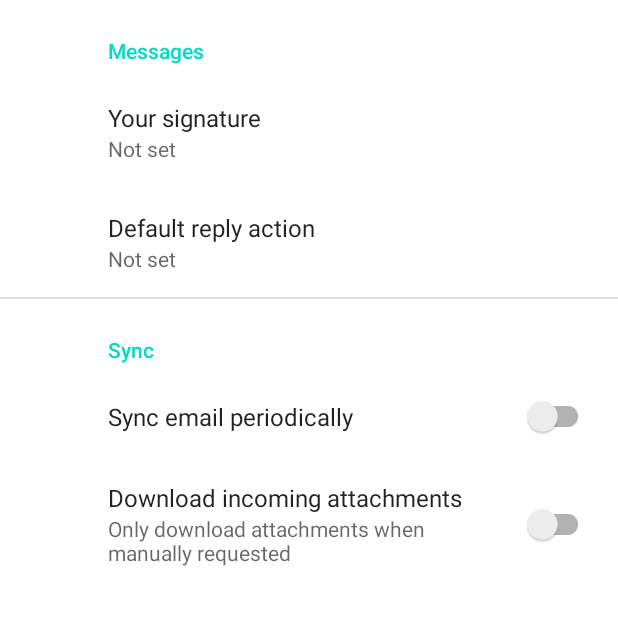
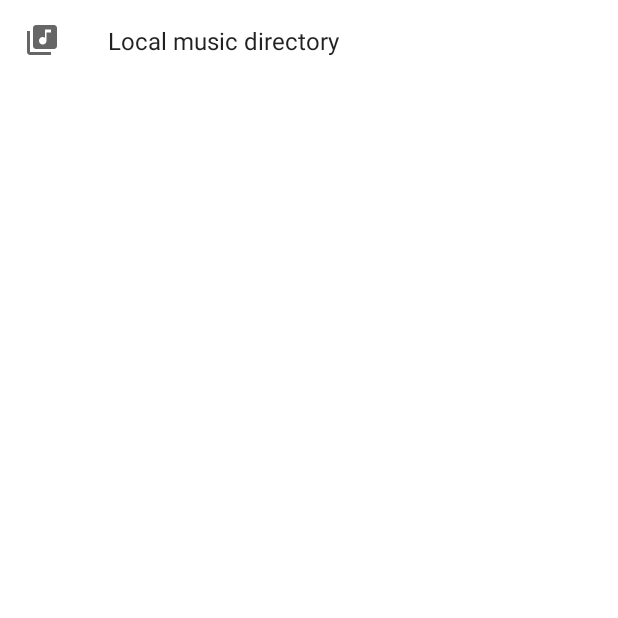
Before and after one commit to 42LoCo42/chibimo, an Android app: the SettingsActivity screen opened directly, with no data from a screen before it, on a phone screen of 412 x 824 dp, the top half of it. Run offline under Robolectric (Android 15) with nearby library versions, the phone set to English and light mode, and no system bars; our stand-ins replace androidx.preference.

Commit message:
Add music library preference

```diff
--- a/app/src/main/java/forty/two/chibimo/SettingsActivity.kt
+++ b/app/src/main/java/forty/two/chibimo/SettingsActivity.kt
@@ -1,11 +1,14 @@
 package forty.two.chibimo
 
+import android.net.Uri
 import android.os.Bundle
+import androidx.activity.result.contract.ActivityResultContracts.GetContent
+import androidx.activity.result.contract.ActivityResultContracts.OpenDocumentTree
 import androidx.appcompat.app.AppCompatActivity
+import androidx.preference.Preference
 import androidx.preference.PreferenceFragmentCompat
 
 class SettingsActivity: AppCompatActivity() {
-
 	override fun onCreate(savedInstanceState: Bundle?) {
 		super.onCreate(savedInstanceState)
 		setContentView(R.layout.settings_activity)
@@ -19,8 +22,17 @@ class SettingsActivity: AppCompatActivity() {
 	}
 
 	class SettingsFragment: PreferenceFragmentCompat() {
+		private val fileSelector = registerForActivityResult(OpenDocumentTree()) {
+			println(it)
+			preferenceManager.sharedPreferences?.edit()?.putString("musicDirectory", it.toString())
+		}
+
 		override fun onCreatePreferences(savedInstanceState: Bundle?, rootKey: String?) {
 			setPreferencesFromResource(R.xml.root_preferences, rootKey)
+			findPreference<Preference>("musicDirectory")?.setOnPreferenceClickListener {
+				fileSelector.launch(Uri.EMPTY)
+				true
+			}
 		}
 	}
 }
--- /dev/null
+++ b/app/src/main/res/drawable/ic_baseline_library_music_24.xml
@@ -0,0 +1,10 @@
+<vector xmlns:android="http://schemas.android.com/apk/res/android"
+    android:width="24dp"
+    android:height="24dp"
+    android:viewportWidth="24"
+    android:viewportHeight="24"
+    android:tint="?attr/colorControlNormal">
+  <path
+      android:fillColor="@android:color/white"
+      android:pathData="M20,2L8,2c-1.1,0 -2,0.9 -2,2v12c0,1.1 0.9,2 2,2h12c1.1,0 2,-0.9 2,-2L22,4c0,-1.1 -0.9,-2 -2,-2zM18,7h-3v5.5c0,1.38 -1.12,2.5 -2.5,2.5S10,13.88 10,12.5s1.12,-2.5 2.5,-2.5c0.57,0 1.08,0.19 1.5,0.51L14,5h4v2zM4,6L2,6v14c0,1.1 0.9,2 2,2h14v-2L4,20L4,6z"/>
+</vector>
--- a/app/src/main/res/xml/root_preferences.xml
+++ b/app/src/main/res/xml/root_preferences.xml
@@ -1,35 +1,7 @@
-<PreferenceScreen xmlns:app="http://schemas.android.com/apk/res-auto">
-
-	<PreferenceCategory app:title="@string/messages_header">
-
-		<EditTextPreference
-			app:key="signature"
-			app:title="@string/signature_title"
-			app:useSimpleSummaryProvider="true" />
-
-		<ListPreference
-			app:defaultValue="reply"
-			app:entries="@array/reply_entries"
-			app:entryValues="@array/reply_values"
-			app:key="reply"
-			app:title="@string/reply_title"
-			app:useSimpleSummaryProvider="true" />
-
-	</PreferenceCategory>
-
-	<PreferenceCategory app:title="@string/sync_header">
-
-		<SwitchPreferenceCompat
-			app:key="sync"
-			app:title="@string/sync_title" />
-
-		<SwitchPreferenceCompat
-			app:dependency="sync"
-			app:key="attachment"
-			app:summaryOff="@string/attachment_summary_off"
-			app:summaryOn="@string/attachment_summary_on"
-			app:title="@string/attachment_title" />
-
-	</PreferenceCategory>
-
+<PreferenceScreen xmlns:android="http://schemas.android.com/apk/res/android"
+	xmlns:app="http://schemas.android.com/apk/res-auto">
+	<Preference
+		app:icon="@drawable/ic_baseline_library_music_24"
+		app:key="musicDirectory"
+		app:title="Local music directory" />
 </PreferenceScreen>
```
